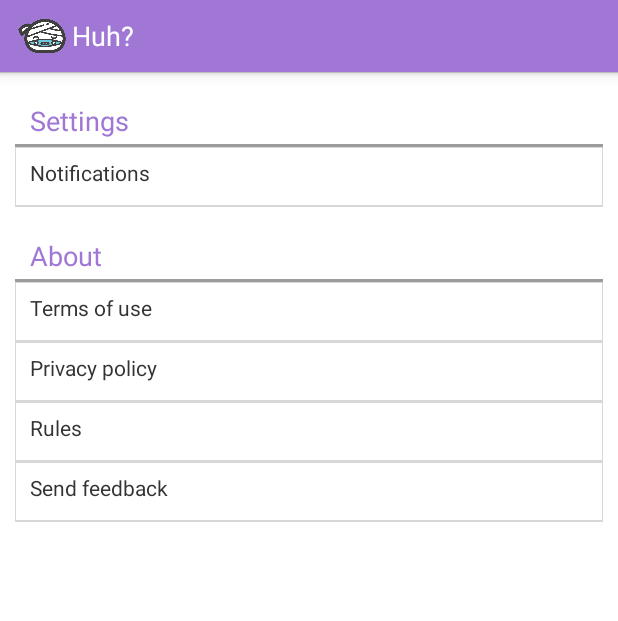
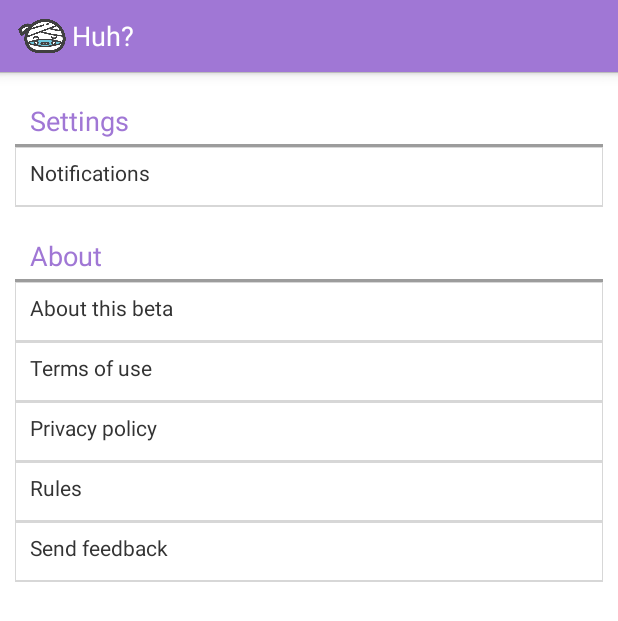
Before and after one commit to igbopie/project-huh-android, an Android app: the fragment SettingsFragment shown on its own in the app's theme, after a tap on "Notifications", on a phone screen of 412 x 824 dp. Shown: the top 621 px of the screen. Run offline under Robolectric (Android 15) with nearby library versions, the light colour scheme and no system bars; libraries missing offline, so code that uses them is left out: uk.co.chrisjenx; 1 statement that could not run was skipped.

Commit message:
Using web css for static pages

```diff
--- a/app/src/main/java/com/huhapp/android/SettingsFragment.java
+++ b/app/src/main/java/com/huhapp/android/SettingsFragment.java
@@ -40,10 +40,11 @@ public class SettingsFragment extends ListFragment {
     SwipeRefreshLayout mSwipeRefreshLayout;
 
     private static final int NOTIFICATIONS = 1;
-    private static final int TERMS_OF_USE = 2;
-    private static final int PRIVACY_POLICY = 3;
-    private static final int RULES = 4;
-    private static final int SEND_FEEDBACK = 5;
+    private static final int ABOUT_THIS_BETA = 2;
+    private static final int TERMS_OF_USE = 3;
+    private static final int PRIVACY_POLICY = 4;
+    private static final int RULES = 5;
+    private static final int SEND_FEEDBACK = 6;
 
     public static List<MenuItem> getSettingsMenu() {
 
@@ -53,6 +54,7 @@ public class SettingsFragment extends ListFragment {
         settingsMenu.add(new MenuItem("Notifications", NOTIFICATIONS, false));
 
         settingsMenu.add(new MenuItem("About", true));
+        settingsMenu.add(new MenuItem("About this beta", ABOUT_THIS_BETA, false));
         settingsMenu.add(new MenuItem("Terms of use", TERMS_OF_USE, false));
         settingsMenu.add(new MenuItem("Privacy policy", PRIVACY_POLICY, false));
         settingsMenu.add(new MenuItem("Rules", RULES, false));
@@ -82,6 +84,10 @@ public class SettingsFragment extends ListFragment {
         switch (tag.intValue()) {
             case NOTIFICATIONS:
                 startActivity(new Intent(getActivity(), NotificationSettingsActivity.class));
+                break;
+            case ABOUT_THIS_BETA:
+                page = "about-this-beta";
+                title = "About This Beta";
                 break;
             case TERMS_OF_USE:
                 page = "terms-of-use";
```
Also changed, not shown: app/src/main/java/com/huhapp/android/WebSettingsActivity.java (+7 -1 lines), 1 other file.
